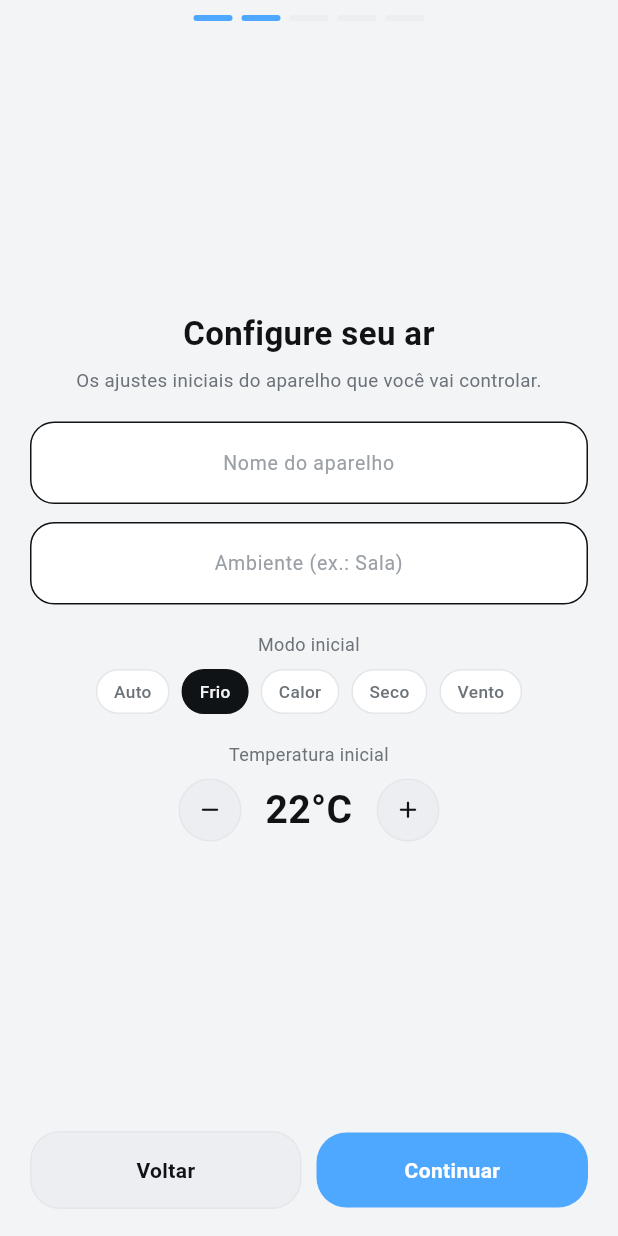
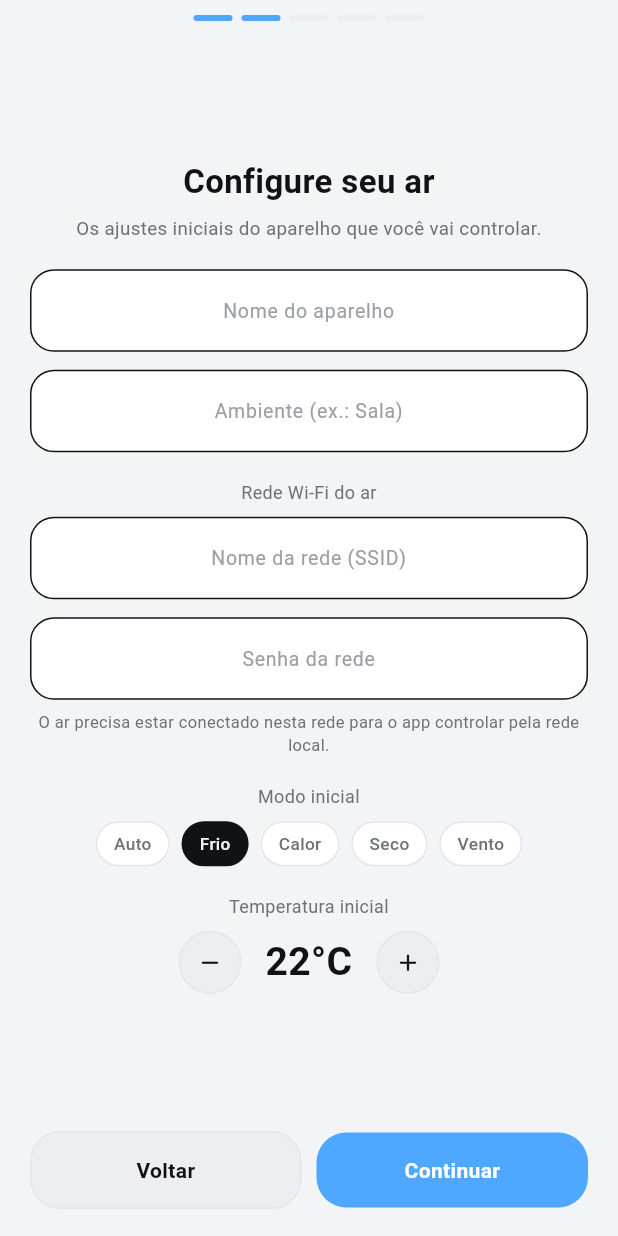
Before and after one commit to matheusvcl/Gree-App, a Flutter app: the screen it shows after launch, scrolled down 97 dp, after a tap on "Continuar", on a phone screen of 412 x 824 dp. Run offline on Flutter 3.47's test engine with Material 3 defaults, Android fonts, the phone set to English and light mode, and no system bars; our stand-ins replace geolocator, open_filex, qr_flutter, shared_preferences; missing offline and left inert: pointycastle; network calls fail.

Commit message:
feat: configuração de rede no onboarding
O step de configurar o ar ganha rede Wi-Fi (SSID e senha), com aviso de que o ar precisa estar na mesma rede. A senha também passa a ser salva no aparelho (onboarding e novo dispositivo).

```diff
--- a/lib/screens/onboarding.dart
+++ b/lib/screens/onboarding.dart
@@ -23,6 +23,8 @@ class _OnboardingScreenState extends State<OnboardingScreen> {
   String avatar = 'p1';
   String devName = '';
   String room = '';
+  String devWifi = '';
+  String devPass = '';
   int temp = 22;
   String mode = 'cool';
   GeoPlace? place;
@@ -101,6 +103,8 @@ class _OnboardingScreenState extends State<OnboardingScreen> {
                         room: room,
                         temp: temp,
                         mode: mode,
+                        devWifi: devWifi,
+                        devPass: devPass,
                         place: place,
                       );
                       st.famOn = famOn;
@@ -219,6 +223,37 @@ class _OnboardingScreenState extends State<OnboardingScreen> {
               border: OutlineInputBorder(borderRadius: BorderRadius.circular(16), borderSide: BorderSide(color: p.line)),
             ),
           ),
+          const SizedBox(height: 18),
+          _label('Rede Wi-Fi do ar', p),
+          TextField(
+            onChanged: (v) => devWifi = v,
+            textAlign: TextAlign.center,
+            style: TextStyle(color: p.text, fontSize: 15),
+            decoration: InputDecoration(
+              hintText: 'Nome da rede (SSID)',
+              hintStyle: TextStyle(color: p.dimmer, fontSize: 13),
+              filled: true,
+              fillColor: p.surface,
+              border: OutlineInputBorder(borderRadius: BorderRadius.circular(16), borderSide: BorderSide(color: p.line)),
+            ),
+          ),
+          const SizedBox(height: 12),
+          TextField(
+            onChanged: (v) => devPass = v,
+            obscureText: true,
+            textAlign: TextAlign.center,
+            style: TextStyle(color: p.text, fontSize: 15),
+            decoration: InputDecoration(
+              hintText: 'Senha da rede',
+              hintStyle: TextStyle(color: p.dimmer, fontSize: 13),
+              filled: true,
+              fillColor: p.surface,
+              border: OutlineInputBorder(borderRadius: BorderRadius.circular(16), borderSide: BorderSide(color: p.line)),
+            ),
+          ),
+          const SizedBox(height: 8),
+          Text('O ar precisa estar conectado nesta rede para o app controlar pela rede local.',
+              textAlign: TextAlign.center, style: TextStyle(fontSize: 11, color: p.dim, height: 1.4)),
           const SizedBox(height: 18),
           _label('Modo inicial', p),
           Wrap(
--- a/lib/state.dart
+++ b/lib/state.dart
@@ -15,19 +15,20 @@ class Device {
   String swing;
   bool locked;
   String wifi; // rede do aparelho
+  String wifiPass; // senha da rede (para o provisionamento do módulo)
   String mac; // MAC do módulo Wi-Fi (vinculação LAN)
   String lanKey; // chave exclusiva do aparelho (protocolo Gree)
   String ip; // último IP conhecido
   String fw; // versão do firmware (do scan)
   String model; // número do modelo (ID)
-  Device({required this.id, required this.name, required this.room, this.type = 'ar', this.on = false, this.temp = 22, this.fan = 2, this.mode = 'cool', this.swing = 'Fixo', this.locked = false, this.wifi = '', this.mac = '', this.lanKey = '', this.ip = '', this.fw = '', this.model = ''});
+  Device({required this.id, required this.name, required this.room, this.type = 'ar', this.on = false, this.temp = 22, this.fan = 2, this.mode = 'cool', this.swing = 'Fixo', this.locked = false, this.wifi = '', this.wifiPass = '', this.mac = '', this.lanKey = '', this.ip = '', this.fw = '', this.model = ''});
 
-  Map<String, dynamic> toJson() => {'id': id, 'name': name, 'room': room, 'type': type, 'on': on, 'temp': temp, 'fan': fan, 'mode': mode, 'swing': swing, 'locked': locked, 'wifi': wifi, 'mac': mac, 'lanKey': lanKey, 'ip': ip, 'fw': fw, 'model': model};
+  Map<String, dynamic> toJson() => {'id': id, 'name': name, 'room': room, 'type': type, 'on': on, 'temp': temp, 'fan': fan, 'mode': mode, 'swing': swing, 'locked': locked, 'wifi': wifi, 'wifiPass': wifiPass, 'mac': mac, 'lanKey': lanKey, 'ip': ip, 'fw': fw, 'model': model};
   factory Device.fromJson(Map<String, dynamic> j) => Device(
       id: j['id'], name: j['name'], room: j['room'], type: j['type'] ?? 'ar',
       on: j['on'] ?? false, temp: j['temp'] ?? 22, fan: j['fan'] ?? 2,
       mode: j['mode'] ?? 'cool', swing: j['swing'] ?? 'Fixo', locked: j['locked'] ?? false,
-      wifi: j['wifi'] ?? '', mac: j['mac'] ?? '', lanKey: j['lanKey'] ?? '', ip: j['ip'] ?? '',
+      wifi: j['wifi'] ?? '', wifiPass: j['wifiPass'] ?? '', mac: j['mac'] ?? '', lanKey: j['lanKey'] ?? '', ip: j['ip'] ?? '',
       fw: j['fw'] ?? '', model: j['model'] ?? '');
 }
 
@@ -498,6 +499,7 @@ class AppState extends ChangeNotifier {
       name: name,
       room: room,
       wifi: newDevWifi.trim(),
+      wifiPass: newDevPass.trim(),
       mode: newDevMode,
       temp: newDevTemp,
     ));
@@ -520,12 +522,14 @@ class AppState extends ChangeNotifier {
     required String room,
     required int temp,
     required String mode,
+    String devWifi = '',
+    String devPass = '',
     GeoPlace? place,
   }) {
     final r = room.trim().isEmpty ? 'Sala' : room.trim();
     users = [FamilyUser(id: 1, name: name.trim().isEmpty ? 'Usuário' : name.trim(), avatar: avatar, role: 'admin', rooms: [r])];
     locations = [Place(id: 1, name: 'Casa', rooms: [r])];
-    devices = [Device(id: 'dev-1', name: devName.trim().isEmpty ? 'Ar-condicionado' : devName.trim(), room: r, temp: temp, mode: mode)];
+    devices = [Device(id: 'dev-1', name: devName.trim().isEmpty ? 'Ar-condicionado' : devName.trim(), room: r, temp: temp, mode: mode, wifi: devWifi.trim(), wifiPass: devPass.trim())];
     schedules = [];
     activeLoc = 1;
     selected = 'dev-1';
```
